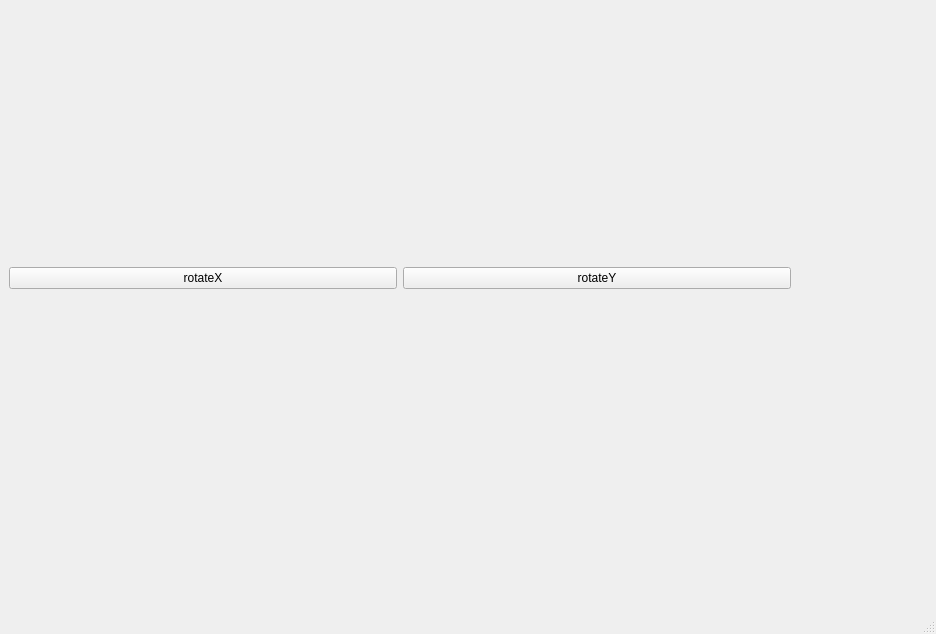
The window that 3l1/mainwindow.ui (MAndrey99/cg_labs) describes before a commit, drawn with Qt 5.
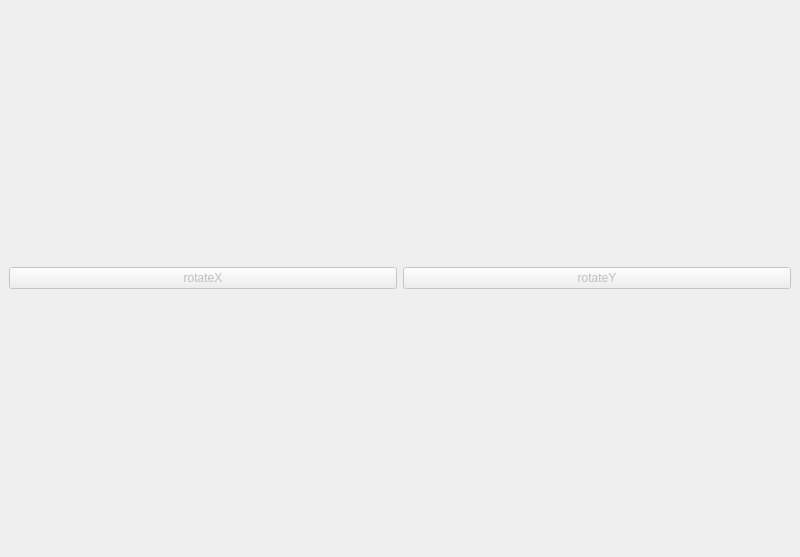
The same window after the commit.

```diff
--- a/3l1/mainwindow.ui
+++ b/3l1/mainwindow.ui
@@ -6,8 +6,8 @@
    <rect>
     <x>0</x>
     <y>0</y>
-    <width>936</width>
-    <height>634</height>
+    <width>800</width>
+    <height>557</height>
    </rect>
   </property>
   <property name="sizePolicy">
@@ -34,7 +34,7 @@
    </property>
    <layout class="QVBoxLayout" name="verticalLayout">
     <item>
-     <layout class="QVBoxLayout" name="verticalLayout_2">
+     <layout class="QHBoxLayout" name="horizontalLayout_2">
       <property name="spacing">
        <number>6</number>
       </property>
@@ -42,6 +42,9 @@
        <layout class="QHBoxLayout" name="horizontalLayout">
         <item>
          <widget class="QPushButton" name="rotateX">
+          <property name="enabled">
+           <bool>false</bool>
+          </property>
           <property name="text">
            <string>rotateX</string>
           </property>
@@ -49,6 +52,9 @@
         </item>
         <item>
          <widget class="QPushButton" name="rotateY">
+          <property name="enabled">
+           <bool>false</bool>
+          </property>
           <property name="text">
            <string>rotateY</string>
           </property>
@@ -60,17 +66,6 @@
     </item>
    </layout>
   </widget>
-  <widget class="QMenuBar" name="menubar">
-   <property name="geometry">
-    <rect>
-     <x>0</x>
-     <y>0</y>
-     <width>936</width>
-     <height>21</height>
-    </rect>
-   </property>
-  </widget>
-  <widget class="QStatusBar" name="statusbar"/>
  </widget>
  <resources/>
  <connections/>
```
